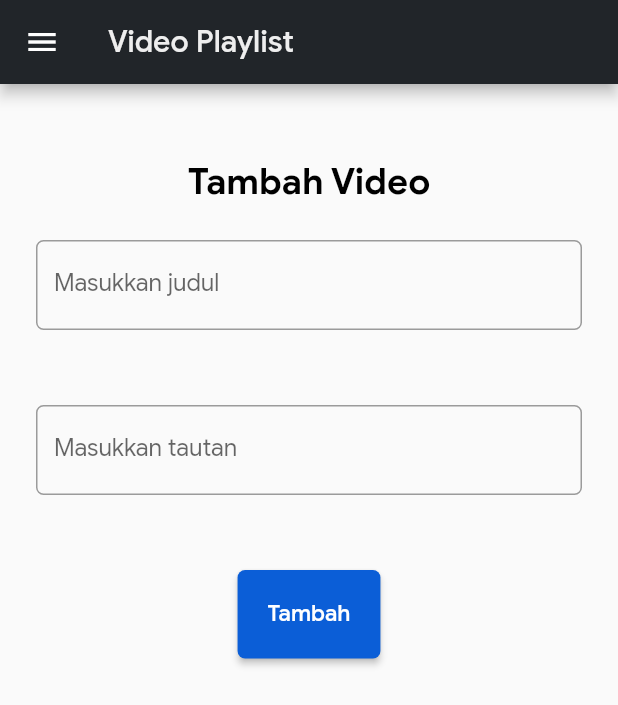
After one commit to MassiveMassimo/stu-do-list-mobile, a Flutter app: the VideoPlaylistHomePage screen opened directly, after a tap on "Tambah Video", on a phone screen of 412 x 824 dp. The commit adds this screen. Shown: the top 705 px of the screen. Run offline on Flutter 3.47's test engine with Material 2 defaults, Android fonts, the phone set to English and light mode, and no system bars; our stand-ins replace chewie, video_player; network calls fail.

Commit message:
added video playlist

```diff
--- /dev/null
+++ b/lib/screens/video-playlist/screens/form_add_video.dart
@@ -0,0 +1,141 @@
+import 'dart:convert';
+
+import 'package:flutter/material.dart';
+import 'package:http/http.dart' as http;
+
+import 'form_add_video_page.dart';
+
+class FormAddVideo extends StatefulWidget {
+  @override
+  State<StatefulWidget> createState() {
+    return FormAddVideoState();
+  }
+}
+
+class FormAddVideoState extends State<FormAddVideo> {
+  String? title = '';
+  String? link = '';
+
+  final GlobalKey<FormState> _formKey = GlobalKey<FormState>();
+
+  Future<void> submit(BuildContext context) async {
+    final response = await http.post(
+        Uri.parse(
+            'https://stu-do-list.herokuapp.com/video-playlist/video-flutter'),
+        headers: <String, String>{'Content-Type': 'application/json'},
+        body: jsonEncode(<String, dynamic>{
+          'title': title,
+          'link': link,
+        }));
+    print(response.body);
+  }
+
+  Widget _buildTitle() {
+    return TextFormField(
+      decoration: InputDecoration(
+        hintText: "1 A.M Study Session 📚 - [lofi hip hop/chill beats]",
+        labelText: "Masukkan judul",
+        border:
+            OutlineInputBorder(borderRadius: new BorderRadius.circular(5.0)),
+      ),
+      validator: (String? value) {
+        if (value!.isEmpty) {
+          return 'Judul tidak boleh kosong';
+        }
+        return null;
+      },
+      onSaved: (String? value) {
+        title = value!;
+      },
+    );
+  }
+
+  Widget _buildURL() {
+    return TextFormField(
+      decoration: InputDecoration(
+        hintText: "http://video.mp4",
+        labelText: "Masukkan tautan",
+        border:
+            OutlineInputBorder(borderRadius: new BorderRadius.circular(5.0)),
+      ),
+      keyboardType: TextInputType.url,
+      validator: (String? value) {
+        if (value!.isEmpty) {
+          return 'Tautan tidak boleh kosong';
+        }
+        return null;
+      },
+      onSaved: (String? value) {
+        link = value!;
+      },
+    );
+  }
+
+  @override
+  Widget build(BuildContext context) {
+    return Container(
+      margin: EdgeInsets.all(24),
+      child: Form(
+        key: _formKey,
+        child: Column(
+          mainAxisAlignment: MainAxisAlignment.center,
+          children: <Widget>[
+            _buildTitle(),
+            SizedBox(height: 50),
+            _buildURL(),
+            SizedBox(height: 50),
+            MaterialButton(
+              color: Color.fromARGB(255, 11, 94, 215),
+              shape: RoundedRectangleBorder(
+                  borderRadius: BorderRadius.all(Radius.circular(5.0))),
+              child: Text(
+                'Tambah',
+                style: TextStyle(color: Colors.white, fontSize: 15),
+              ),
+              padding:
+                  const EdgeInsets.symmetric(vertical: 20.0, horizontal: 20.0),
+              onPressed: () {
+                if (!_formKey.currentState!.validate()) {
+                  return;
+                }
+                _formKey.currentState!.save();
+                print(title);
+                print(link);
+                submit(context);
+                showAlertDialog(context);
+              },
+            ),
+          ],
+        ),
+      ),
+    );
+  }
+}
+
+showAlertDialog(BuildContext context) {
+  // set up the button
+  Widget okButton = TextButton(
+    child: Text("OK"),
+    onPressed: () {
+      Navigator.push(
+          context, MaterialPageRoute(builder: (context) => FormAddPage()));
+    },
+  );
+
+  // set up the AlertDialog
+  AlertDialog alert = AlertDialog(
+    title: Text("Selamat!"),
+    content: Text('Video berhasil ditambahkan!'),
+    actions: [
+      okButton,
+    ],
+  );
+
+  // show the dialog
+  showDialog(
+    context: context,
+    builder: (BuildContext context) {
+      return alert;
+    },
+  );
+}
--- /dev/null
+++ b/lib/screens/video-playlist/screens/form_add_video_page.dart
@@ -0,0 +1,43 @@
+import 'package:flutter/material.dart';
+import 'package:mobile/screens/drawer_screen.dart';
+
+import 'form_add_video.dart';
+
+class FormAddPage extends StatelessWidget {
+  //static const routeName = '/form-video';
+  const FormAddPage({Key? key}) : super(key: key);
+
+  @override
+  Widget build(BuildContext context) {
+    return Scaffold(
+      drawer: DrawerScreen(),
+      appBar: AppBar(
+        title: Text(
+          'Video Playlist',
+          style: TextStyle(
+            color: Colors.grey.shade200,
+          ),
+        ),
+        backgroundColor: Color.fromARGB(255, 33, 37, 41),
+      ),
+      body: Container(
+          child: SingleChildScrollView(
+        child: Column(
+          children: [
+            SizedBox(
+              height: 50,
+            ),
+            Text(
+              "Tambah Video",
+              style: TextStyle(
+                  color: Colors.black,
+                  fontSize: 24,
+                  fontWeight: FontWeight.bold),
+            ),
+            FormAddVideo()
+          ],
+        ),
+      )),
+    );
+  }
+}
--- /dev/null
+++ b/lib/screens/video-playlist/screens/landing_page.dart
@@ -0,0 +1,55 @@
+import 'package:flutter/material.dart';
+
+class LandingPage extends StatelessWidget {
+  List<Widget> pageChildren(double width) {
+    return <Widget>[
+      Container(
+        width: width,
+        child: Column(
+          crossAxisAlignment: CrossAxisAlignment.start,
+          children: <Widget>[
+            SizedBox(
+              height: 50,
+            ),
+            Text(
+              "Playlist Video",
+              style: TextStyle(
+                fontWeight: FontWeight.bold,
+                fontSize: 40.0,
+                color: Colors.white,
+              ),
+            ),
+            Padding(
+              padding: const EdgeInsets.symmetric(vertical: 40.0),
+              child: Text(
+                "Di sini kamu dapat menambahkan video pembelajaran ataupun lagu untuk menemanimu sambil belajar. Yuk, dicoba!",
+                style: TextStyle(
+                  fontStyle: FontStyle.italic,
+                  fontSize: 16.0,
+                  color: Colors.white,
+                ),
+              ),
+            ),
+          ],
+        ),
+      ),
+    ];
+  }
+
+  @override
+  Widget build(BuildContext context) {
+    return LayoutBuilder(
+      builder: (context, constraints) {
+        if (constraints.maxWidth > 1000) {
+          return Row(
+            children: pageChildren(constraints.biggest.width / 2),
+          );
+        } else {
+          return Column(
+            children: pageChildren(constraints.biggest.width),
+          );
+        }
+      },
+    );
+  }
+}
--- /dev/null
+++ b/lib/screens/video-playlist/screens/video_playlist_home_page.dart
@@ -0,0 +1,109 @@
+import 'package:flutter/material.dart';
+import 'package:mobile/screens/drawer_screen.dart';
+import 'package:mobile/screens/video-playlist/screens/form_add_video_page.dart';
+import 'package:mobile/screens/video-playlist/screens/landing_page.dart';
+import 'package:mobile/screens/video-playlist/screens/video_playlist_page.dart';
+import 'package:mobile/screens/video-playlist/widgets/video_card.dart';
+
+class VideoPlaylistHomePage extends StatelessWidget {
+  @override
+  Widget build(BuildContext context) {
+    return Scaffold(
+      drawer: DrawerScreen(),
+      appBar: AppBar(
+        title: Text('Video Playlist',
+            style: TextStyle(color: Colors.grey.shade200)),
+        backgroundColor: Color.fromARGB(255, 33, 37, 41),
+      ),
+      body: Container(
+        decoration: BoxDecoration(
+          image: DecorationImage(
+            image: AssetImage("assets/images/video_playlist.gif"),
+            fit: BoxFit.cover,
+            colorFilter: new ColorFilter.mode(
+                Colors.black.withOpacity(0.6), BlendMode.darken),
+          ),
+          color: Colors.white,
+        ),
+        child: SingleChildScrollView(
+          child: Column(
+            children: <Widget>[
+              Padding(
+                padding: const EdgeInsets.symmetric(
+                    vertical: 20.0, horizontal: 40.0),
+                child: LandingPage(),
+              ),
+              MaterialButton(
+                color: Color.fromARGB(255, 11, 94, 215),
+                shape: RoundedRectangleBorder(
+                    borderRadius: BorderRadius.all(Radius.circular(10.0))),
+                onPressed: () {
+                  Navigator.push(
+                    context,
+                    MaterialPageRoute(builder: (context) => FormAddPage()),
+                  );
+                },
+                child: Padding(
+                  padding: const EdgeInsets.symmetric(
+                      vertical: 20.0, horizontal: 20.0),
+                  child: Text(
+                    "Tambah Video",
+                    style: TextStyle(color: Colors.white),
+                  ),
+                ),
+              ),
+              SizedBox(
+                height: 50,
+              ),
+              Container(
+                decoration: BoxDecoration(color: Colors.white),
+                child: Column(
+                  children: <Widget>[
+                    SizedBox(height: 50),
+                    Text(
+                      "Playlist Video",
+                      style: TextStyle(
+                        color: Colors.black,
+                        fontSize: 50,
+                        fontWeight: FontWeight.bold,
+                      ),
+                    ),
+                    Padding(
+                      padding: const EdgeInsets.symmetric(
+                          vertical: 20.0, horizontal: 40.0),
+                      child: VideoCard(),
+                    ),
+                    MaterialButton(
+                      color: Color.fromARGB(255, 11, 94, 215),
+                      shape: RoundedRectangleBorder(
+                          borderRadius:
+                              BorderRadius.all(Radius.circular(10.0))),
+                      onPressed: () {
+                        Navigator.push(
+                          context,
+                          MaterialPageRoute(
+                              builder: (context) => VideoPlaylistPage()),
+                        );
+                      },
+                      child: Padding(
+                        padding: const EdgeInsets.symmetric(
+                            vertical: 20.0, horizontal: 20.0),
+                        child: Text(
+                          "Lihat Playlist",
+                          style: TextStyle(color: Colors.white),
+                        ),
+                      ),
+                    ),
+                    SizedBox(
+                      height: 50,
+                    ),
+                  ],
+                ),
+              ),
+            ],
+          ),
+        ),
+      ),
+    );
+  }
+}
--- /dev/null
+++ b/lib/screens/video-playlist/screens/video_playlist_page.dart
@@ -0,0 +1,76 @@
+import 'dart:convert';
+
+import 'package:flutter/material.dart';
+import 'package:mobile/screens/drawer_screen.dart';
+import 'package:mobile/screens/video-playlist/models/video_playlist_models.dart';
+import 'package:http/http.dart' as http;
+import 'package:mobile/screens/video-playlist/screens/chewie_list_item.dart';
+import 'package:video_player/video_player.dart';
+
+class VideoPlaylistPage extends StatefulWidget {
+  const VideoPlaylistPage({Key? key}) : super(key: key);
+
+  @override
+  _VideoPlaylistPageState createState() => _VideoPlaylistPageState();
+}
+
+class _VideoPlaylistPageState extends State<VideoPlaylistPage> {
+  List<VideoPlaylistModel> playlist = [];
+  fetch_video() async {
+    try {
+      String herokuURL =
+          'https://stu-do-list.herokuapp.com/video-playlist/get-playlist';
+
+      final response = await http.get(Uri.parse(herokuURL));
+      final jsonObject = jsonDecode(response.body);
+
+      for (var video in jsonObject) {
+        Fields fields = Fields(
+            title: video["fields"]["Title"], link: video["fields"]["Link"]);
+        VideoPlaylistModel videoPlaylistModel = VideoPlaylistModel(
+            model: video["model"], pk: video["pk"], fields: fields);
+        playlist.add(videoPlaylistModel);
+      }
+      return playlist;
+    } catch (error) {
+      print(error);
+    }
+  }
+
+  @override
+  Widget build(BuildContext context) {
+    return Scaffold(
+      drawer: DrawerScreen(),
+      appBar: AppBar(
+        title: Text('Video Playlist',
+            style: TextStyle(color: Colors.grey.shade200)),
+        backgroundColor: Color.fromARGB(255, 33, 37, 41),
+      ),
+      body: Container(
+        child: SingleChildScrollView(
+          child: FutureBuilder(
+            future: fetch_video(),
+            builder: (context, AsyncSnapshot snapshot) {
+              if (snapshot.data == null) {
+                return Container(
+                  child: Center(
+                    child: Text("Video is unavailable"),
+                  ),
+                );
+              } else {
+                return Column(
+                    children: playlist.map((e) {
+                  return ChewieListItem(
+                    videoPlayerController:
+                        VideoPlayerController.network(e.fields.link),
+                    looping: false,
+                  );
+                }).toList());
+              }
+            },
+          ),
+        ),
+      ),
+    );
+  }
+}
--- /dev/null
+++ b/lib/screens/video-playlist/video_playlist_home.dart
@@ -0,0 +1,12 @@
+import 'package:flutter/material.dart';
+import 'package:mobile/screens/video-playlist/screens/video_playlist_home_page.dart';
+
+class VideoPlaylistHome extends StatelessWidget {
+  @override
+  Widget build(BuildContext context) {
+    return MaterialApp(
+      title: 'Stu-do-list',
+      home: VideoPlaylistHomePage(),
+    );
+  }
+}
--- /dev/null
+++ b/lib/screens/video-playlist/widgets/video_card.dart
@@ -0,0 +1,38 @@
+import 'package:flutter/material.dart';
+
+class VideoCard extends StatefulWidget {
+  const VideoCard({Key? key}) : super(key: key);
+
+  @override
+  _VideoCardState createState() => _VideoCardState();
+}
+
+class _VideoCardState extends State<VideoCard> {
+  @override
+  Widget build(BuildContext context) {
+    return Center(
+      child: Card(
+        color: Colors.black,
+        child: SizedBox(
+          width: 420,
+          child: Column(
+            children: [
+              Padding(
+                padding: EdgeInsets.all(20.0),
+                child: Column(children: [
+                  SizedBox(
+                    height: 5,
+                  ),
+                  Image.asset(
+                    "assets/images/lofi_studying.gif",
+                    fit: BoxFit.cover,
+                  ),
+                ]),
+              ),
+            ],
+          ),
+        ),
+      ),
+    );
+  }
+}
--- a/pubspec.yaml
+++ b/pubspec.yaml
@@ -34,7 +34,7 @@ dependencies:
   # The following adds the Cupertino Icons font to your application.
   # Use with the CupertinoIcons class for iOS style icons.
   cupertino_icons: ^1.0.2
-  provider: ^6.0.1
+  provider: ^5.0.0
   http: ^0.13.4
   url_launcher: ^6.0.17
 
@@ -42,6 +42,7 @@ dev_dependencies:
   flutter_test:
     sdk: flutter
   flutter_launcher_icons: "^0.9.2"
+  chewie: ^1.2.2
 
 
 
@@ -73,6 +74,8 @@ flutter:
   # To add assets to your application, add an assets section, like this:
   assets:
     - assets/
+    - assets/images/video_playlist.gif
+    - assets/images/lofi_studying.gif
 
 
   # An image asset can refer to one or more resolution-specific "variants", see
```
Also changed, not shown: lib/screens/drawer_screen.dart (+7 -1 lines), lib/screens/video-playlist/models/video_playlist_models.dart (added, +103 -0 lines), lib/screens/video-playlist/screens/chewie_list_item.dart (added, +61 -0 lines), assets/images/lofi_studying.gif (added), assets/images/video_playlist.gif (added), pubspec.lock, 2 other files.
